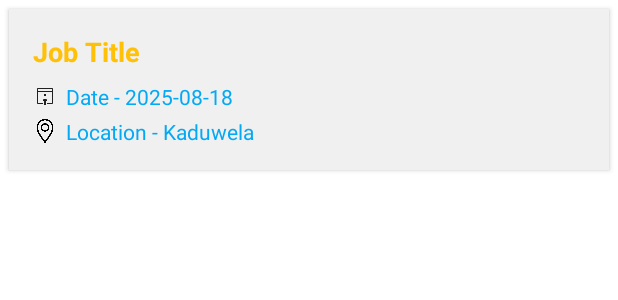
After one commit to kavizzz03/Hire_Us_App, an Android app: the layout item_job_history.xml on its own in the app's theme, with its tools: preview values and no code run, on a phone screen of 412 x 824 dp. The commit adds this screen. Shown: the top 300 px of the screen. Run offline under Robolectric (Android 15) with nearby library versions, the phone set to English and light mode, and no system bars; network calls fail.

Commit message:
Job_History_Employer_Fin

```diff
--- a/app/build.gradle
+++ b/app/build.gradle
@@ -42,9 +42,8 @@ dependencies {
     implementation 'com.google.android.material:material:1.9.0'
     implementation "androidx.cardview:cardview:1.0.0"
     implementation "androidx.gridlayout:gridlayout:1.0.0"
-    dependencies {
-        implementation 'com.google.android.material:material:1.10.0' // latest stable
-    }
+    implementation "androidx.gridlayout:gridlayout:1.0.0"
+    implementation 'com.google.android.material:material:1.10.0'
 
 
 
--- a/app/src/main/AndroidManifest.xml
+++ b/app/src/main/AndroidManifest.xml
@@ -16,6 +16,12 @@
         android:supportsRtl="true"
         android:theme="@style/Theme.Hire_me_test"
         tools:targetApi="31">
+        <activity
+            android:name=".view.actvities.JobParticipantsActivity"
+            android:exported="false" />
+        <activity
+            android:name=".view.actvities.EmployerJobsHistoryActivity"
+            android:exported="false" />
         <activity
             android:name=".view.actvities.ChatActivity"
             android:exported="false" />
--- /dev/null
+++ b/app/src/main/res/layout/item_job_history.xml
@@ -0,0 +1,70 @@
+<?xml version="1.0" encoding="utf-8"?>
+<LinearLayout xmlns:android="http://schemas.android.com/apk/res/android"
+    android:layout_width="match_parent"
+    android:layout_height="wrap_content"
+    android:orientation="vertical"
+    android:padding="16dp"
+    android:layout_margin="6dp"
+    android:background="?attr/colorSurface"
+    android:elevation="2dp"
+    android:clipToOutline="true">
+
+    <!-- Job Title -->
+    <TextView
+        android:id="@+id/textJobTitle"
+        android:layout_width="wrap_content"
+        android:layout_height="wrap_content"
+        android:text="Job Title"
+        android:textSize="18sp"
+        android:textStyle="bold"
+        android:textColor="?attr/colorPrimary" />
+
+    <!-- Job Date with PNG icon -->
+    <LinearLayout
+        android:layout_width="wrap_content"
+        android:layout_height="wrap_content"
+        android:orientation="horizontal"
+        android:layout_marginTop="8dp"
+        android:gravity="center_vertical">
+
+        <ImageView
+            android:layout_width="16dp"
+            android:layout_height="16dp"
+            android:src="@drawable/ic_baseline_calendar_today_24"
+        android:contentDescription="Calendar Icon"/>
+
+        <TextView
+            android:id="@+id/textJobDate"
+            android:layout_width="wrap_content"
+            android:layout_height="wrap_content"
+            android:text="Date - 2025-08-18"
+            android:textSize="14sp"
+            android:textColor="?attr/colorSecondary"
+            android:layout_marginStart="6dp"/>
+    </LinearLayout>
+
+    <!-- Job Location with PNG icon -->
+    <LinearLayout
+        android:layout_width="wrap_content"
+        android:layout_height="wrap_content"
+        android:orientation="horizontal"
+        android:layout_marginTop="4dp"
+        android:gravity="center_vertical">
+
+        <ImageView
+            android:layout_width="16dp"
+            android:layout_height="16dp"
+            android:src="@drawable/ic_baseline_location_on_24"
+        android:contentDescription="Location Icon"/>
+
+        <TextView
+            android:id="@+id/textJobLocation"
+            android:layout_width="wrap_content"
+            android:layout_height="wrap_content"
+            android:text="Location - Kaduwela"
+            android:textSize="14sp"
+            android:textColor="?attr/colorSecondary"
+            android:layout_marginStart="6dp"/>
+    </LinearLayout>
+
+</LinearLayout>
--- /dev/null
+++ b/app/src/main/res/values/refs.xml
@@ -0,0 +1,4 @@
+<?xml version="1.0" encoding="utf-8"?>
+<resources>
+    <drawable name="ic_location" />
+</resources>
```
Also changed, not shown: app/src/main/java/com/example/hire_me_test/model/model/data/JobHistory.java (added, +31 -0 lines), app/src/main/java/com/example/hire_me_test/model/model/data/Participant.java (added, +17 -0 lines), app/src/main/java/com/example/hire_me_test/view/actvities/DashboardActivity.java (+29 -15 lines), app/src/main/java/com/example/hire_me_test/view/actvities/EmployerJobsHistoryActivity.java (added, +89 -0 lines), app/src/main/java/com/example/hire_me_test/view/actvities/JobParticipantsActivity.java (added, +83 -0 lines), app/src/main/java/com/example/hire_me_test/view/adaptors/JobHistoryAdapter.java (added, +59 -0 lines), app/src/main/java/com/example/hire_me_test/view/adaptors/ParticipantAdapter.java (added, +51 -0 lines), app/src/main/res/drawable/card_background.xml (added, +18 -0 lines), app/src/main/res/layout/activity_employer_jobs_history.xml (added, +45 -0 lines), app/src/main/res/layout/activity_job_participants.xml (added, +45 -0 lines), app/src/main/res/layout/item_participant.xml (added, +70 -0 lines), app/src/main/res/drawable/ic_baseline_calendar_today_24.png (added), app/src/main/res/drawable/ic_baseline_location_on_24.png (added).
